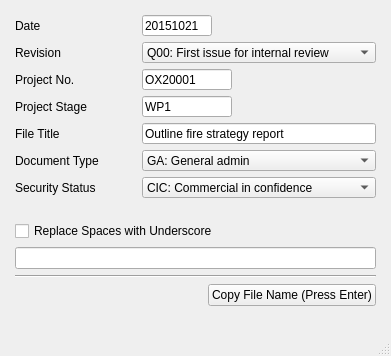
This is fsetools/gui/layout/ui/dialog_0601_naming_convention.ui in fsepy/fsetools as Qt 5 draws it before an edit. The edited form follows.
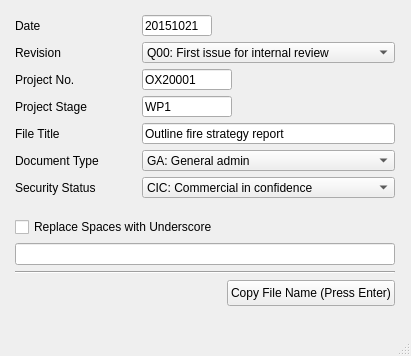
This is the edited form.

```diff
--- a/fsetools/gui/layout/ui/dialog_0601_naming_convention.ui
+++ b/fsetools/gui/layout/ui/dialog_0601_naming_convention.ui
@@ -6,7 +6,7 @@
    <rect>
     <x>0</x>
     <y>0</y>
-    <width>391</width>
+    <width>411</width>
     <height>356</height>
    </rect>
   </property>
@@ -19,7 +19,7 @@
      <rect>
       <x>15</x>
       <y>15</y>
-      <width>361</width>
+      <width>380</width>
       <height>291</height>
      </rect>
     </property>
@@ -531,6 +531,24 @@
        </item>
        <item>
         <widget class="QPushButton" name="pushButton_copy">
+         <property name="sizePolicy">
+          <sizepolicy hsizetype="Preferred" vsizetype="Preferred">
+           <horstretch>0</horstretch>
+           <verstretch>0</verstretch>
+          </sizepolicy>
+         </property>
+         <property name="minimumSize">
+          <size>
+           <width>0</width>
+           <height>26</height>
+          </size>
+         </property>
+         <property name="maximumSize">
+          <size>
+           <width>16777215</width>
+           <height>26</height>
+          </size>
+         </property>
          <property name="text">
           <string>Copy File Name (Press Enter)</string>
          </property>
```
Left out of the diff: 2 changed lines with no effect on the pictures.
